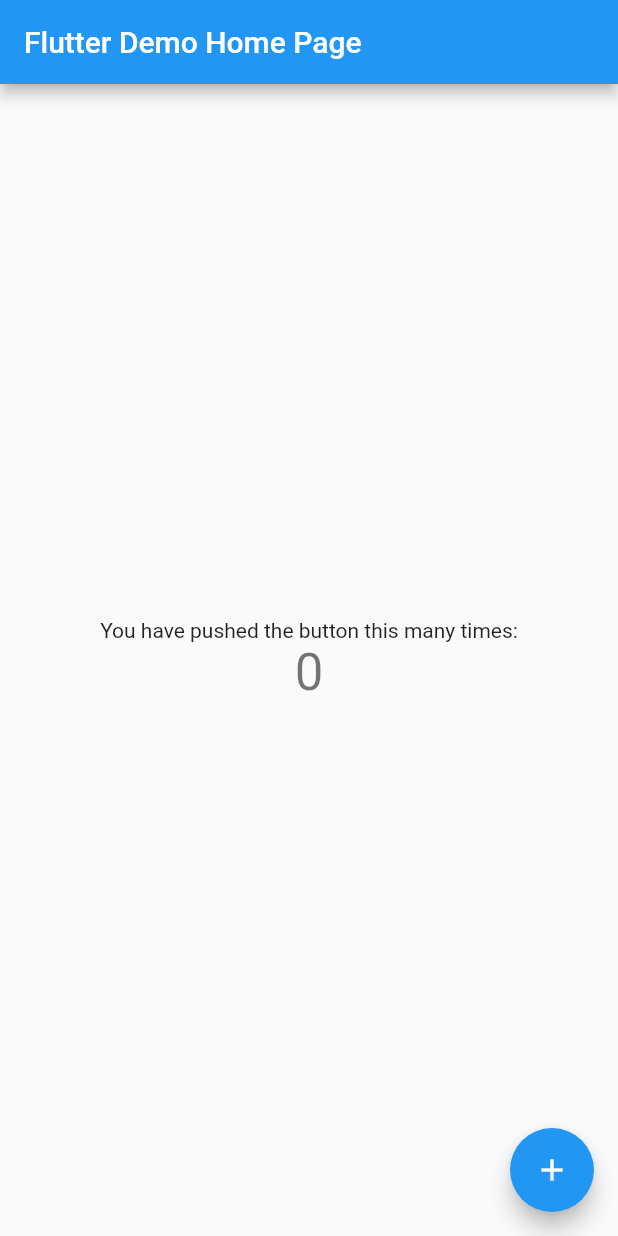
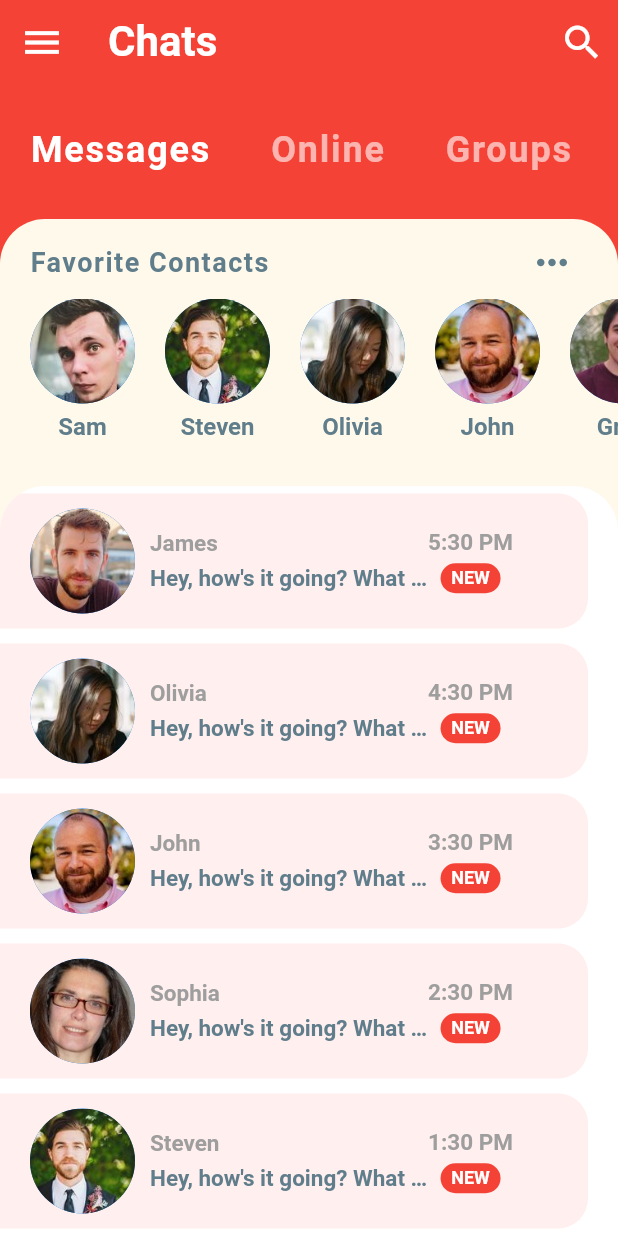
Before and after one commit to screaminbug/flutter_chat, a Flutter app: the screen it shows after launch, on a phone screen of 412 x 824 dp. Run offline on Flutter 3.47's test engine with Material 2 defaults, Android fonts, the phone set to English and light mode, and no system bars.

Commit message:
Create Home Screen

```diff
--- a/lib/main.dart
+++ b/lib/main.dart
@@ -1,4 +1,5 @@
 import 'package:flutter/material.dart';
+import 'package:flutter_chat/screen/home_screen.dart';
 
 void main() => runApp(MyApp());
 
@@ -7,105 +8,13 @@ class MyApp extends StatelessWidget {
   @override
   Widget build(BuildContext context) {
     return MaterialApp(
-      title: 'Flutter Demo',
+      debugShowCheckedModeBanner: false,
+      title: 'Flutter Chat',
       theme: ThemeData(
-        // This is the theme of your application.
-        //
-        // Try running your application with "flutter run". You'll see the
-        // application has a blue toolbar. Then, without quitting the app, try
-        // changing the primarySwatch below to Colors.green and then invoke
-        // "hot reload" (press "r" in the console where you ran "flutter run",
-        // or simply save your changes to "hot reload" in a Flutter IDE).
-        // Notice that the counter didn't reset back to zero; the application
-        // is not restarted.
-        primarySwatch: Colors.blue,
+        primaryColor: Colors.red,
+        accentColor: Color(0xFFFEF9EB),
       ),
-      home: MyHomePage(title: 'Flutter Demo Home Page'),
+      home: HomeScreen(),
     );
   }
 }
-
-class MyHomePage extends StatefulWidget {
-  MyHomePage({Key key, this.title}) : super(key: key);
-
-  // This widget is the home page of your application. It is stateful, meaning
-  // that it has a State object (defined below) that contains fields that affect
-  // how it looks.
-
-  // This class is the configuration for the state. It holds the values (in this
-  // case the title) provided by the parent (in this case the App widget) and
-  // used by the build method of the State. Fields in a Widget subclass are
-  // always marked "final".
-
-  final String title;
-
-  @override
-  _MyHomePageState createState() => _MyHomePageState();
-}
-
-class _MyHomePageState extends State<MyHomePage> {
-  int _counter = 0;
-
-  void _incrementCounter() {
-    setState(() {
-      // This call to setState tells the Flutter framework that something has
-      // changed in this State, which causes it to rerun the build method below
-      // so that the display can reflect the updated values. If we changed
-      // _counter without calling setState(), then the build method would not be
-      // called again, and so nothing would appear to happen.
-      _counter++;
-    });
-  }
-
-  @override
-  Widget build(BuildContext context) {
-    // This method is rerun every time setState is called, for instance as done
-    // by the _incrementCounter method above.
-    //
-    // The Flutter framework has been optimized to make rerunning build methods
-    // fast, so that you can just rebuild anything that needs updating rather
-    // than having to individually change instances of widgets.
-    return Scaffold(
-      appBar: AppBar(
-        // Here we take the value from the MyHomePage object that was created by
-        // the App.build method, and use it to set our appbar title.
-        title: Text(widget.title),
-      ),
-      body: Center(
-        // Center is a layout widget. It takes a single child and positions it
-        // in the middle of the parent.
-        child: Column(
-          // Column is also layout widget. It takes a list of children and
-          // arranges them vertically. By default, it sizes itself to fit its
-          // children horizontally, and tries to be as tall as its parent.
-          //
-          // Invoke "debug painting" (press "p" in the console, choose the
-          // "Toggle Debug Paint" action from the Flutter Inspector in Android
-          // Studio, or the "Toggle Debug Paint" command in Visual Studio Code)
-          // to see the wireframe for each widget.
-          //
-          // Column has various properties to control how it sizes itself and
-          // how it positions its children. Here we use mainAxisAlignment to
-          // center the children vertically; the main axis here is the vertical
-          // axis because Columns are vertical (the cross axis would be
-          // horizontal).
-          mainAxisAlignment: MainAxisAlignment.center,
-          children: <Widget>[
-            Text(
-              'You have pushed the button this many times:',
-            ),
-            Text(
-              '$_counter',
-              style: Theme.of(context).textTheme.display1,
-            ),
-          ],
-        ),
-      ),
-      floatingActionButton: FloatingActionButton(
-        onPressed: _incrementCounter,
-        tooltip: 'Increment',
-        child: Icon(Icons.add),
-      ), // This trailing comma makes auto-formatting nicer for build methods.
-    );
-  }
-}
--- a/lib/model/message_model.dart
+++ b/lib/model/message_model.dart
@@ -60,10 +60,10 @@ class Message {
   );
 
   // FAVORITE CONTACTS
-  List<User> favorites = [sam, steven, olivia, john, greg];
+  static final List<User> favorites = [sam, steven, olivia, john, greg];
 
   // EXAMPLE CHATS ON HOME SCREEN
-  List<Message> chats = [
+  static final List<Message> chats = [
     Message(
       sender: james,
       time: '5:30 PM',
@@ -123,7 +123,7 @@ class Message {
   ];
 
   // EXAMPLE MESSAGES IN CHAT SCREEN
-  List<Message> messageg = [
+  static final List<Message> messages = [
     Message(
       sender: james,
       time: '3:25 PM',
--- /dev/null
+++ b/lib/screen/home_screen.dart
@@ -0,0 +1,48 @@
+import 'package:flutter/material.dart';
+import 'package:flutter_chat/model/message_model.dart';
+import 'package:flutter_chat/widget/category_selector.dart';
+import 'package:flutter_chat/widget/favorite_contacts.dart';
+import 'package:flutter_chat/widget/recent_chats.dart';
+
+class HomeScreen extends StatefulWidget {
+  @override
+  _HomeScreenState createState() => _HomeScreenState();
+}
+
+class _HomeScreenState extends State<HomeScreen> {
+  @override
+  Widget build(BuildContext context) {
+    return Scaffold(
+        backgroundColor: Theme.of(context).primaryColor,
+        appBar: AppBar(
+          leading: IconButton(
+            icon: Icon(Icons.menu),
+            iconSize: 30.0,
+            color: Colors.white,
+            onPressed: () {},
+          ),
+          title: Text(
+            'Chats',
+            style: TextStyle(
+              fontSize: 28.0,
+              fontWeight: FontWeight.bold,
+            ),
+          ),
+          elevation: 0.0,
+          actions: <Widget>[
+            IconButton(
+              icon: Icon(Icons.search),
+              iconSize: 30.0,
+              color: Colors.white,
+              onPressed: () {},
+            )
+          ],
+        ),
+        body: Column(
+          children: <Widget>[
+            new CategorySelector(),
+            new RecentChats()
+          ],
+        ));
+  }
+}
--- /dev/null
+++ b/lib/widget/category_selector.dart
@@ -0,0 +1,45 @@
+import 'package:flutter/material.dart';
+
+class CategorySelector extends StatefulWidget {
+  @override
+  _CategorySelectorState createState() => _CategorySelectorState();
+}
+
+class _CategorySelectorState extends State<CategorySelector> {
+  int selectedIndex = 0;
+  final List<String> categories = ['Messages', 'Online', 'Groups', 'Requests'];
+
+  @override
+  Widget build(BuildContext context) {
+    return Container(
+      height: 90,
+      color: Theme.of(context).primaryColor,
+      child: ListView.builder(
+          scrollDirection: Axis.horizontal,
+          itemCount: categories.length,
+          itemBuilder: (BuildContext context, int index) {
+            return Padding(
+              padding: const EdgeInsets.symmetric(
+                horizontal: 20.0,
+                vertical: 30,
+              ),
+              child: GestureDetector(
+                onTap: () {
+                  setState(() {
+                    selectedIndex = index;
+                  });
+                },
+                child: Text(
+                  categories[index],
+                  style: TextStyle(
+                      color: index == selectedIndex ? Colors.white : Colors.white60,
+                      fontSize: 24.0,
+                      fontWeight: FontWeight.bold,
+                      letterSpacing: 1.2),
+                ),
+              ),
+            );
+          }),
+    );
+  }
+}
--- /dev/null
+++ b/lib/widget/favorite_contacts.dart
@@ -0,0 +1,71 @@
+import 'package:flutter/material.dart';
+import 'package:flutter_chat/model/message_model.dart';
+
+class FavoriteContacts extends StatelessWidget {
+  @override
+  Widget build(BuildContext context) {
+    return Padding(
+      padding: const EdgeInsets.symmetric(vertical: 5.0),
+      child: Column(
+        children: <Widget>[
+          Padding(
+            padding: const EdgeInsets.symmetric(horizontal: 20.0),
+            child: Row(
+              mainAxisAlignment: MainAxisAlignment.spaceBetween,
+              children: <Widget>[
+                Text(
+                  'Favorite Contacts',
+                  style: TextStyle(
+                      color: Colors.blueGrey,
+                      fontSize: 18.0,
+                      fontWeight: FontWeight.bold,
+                      letterSpacing: 1.0),
+                ),
+                IconButton(
+                  icon: Icon(
+                    Icons.more_horiz,
+                  ),
+                  iconSize: 30.0,
+                  color: Colors.blueGrey,
+                  onPressed: () {},
+                ),
+              ],
+            ),
+          ),
+          Container(
+            height: 120.0,
+            child: ListView.builder(
+                padding: EdgeInsets.only(left: 10.0),
+                scrollDirection: Axis.horizontal,
+                itemCount: Message.favorites.length,
+                itemBuilder: (BuildContext context, int index) {
+                  return Padding(
+                    padding: const EdgeInsets.symmetric(horizontal: 10.0),
+                    child: Column(
+                      children: <Widget>[
+                        CircleAvatar(
+                          radius: 35.0,
+                          backgroundImage:
+                              AssetImage(Message.favorites[index].imageUrl),
+                        ),
+                        SizedBox(
+                          height: 6.0,
+                        ),
+                        Text(
+                          Message.favorites[index].name,
+                          style: TextStyle(
+                            color: Colors.blueGrey,
+                            fontSize: 16.0,
+                            fontWeight: FontWeight.w600,
+                          ),
+                        ),
+                      ],
+                    ),
+                  );
+                }),
+          )
+        ],
+      ),
+    );
+  }
+}
--- /dev/null
+++ b/lib/widget/recent_chats.dart
@@ -0,0 +1,142 @@
+import 'package:flutter/material.dart';
+import 'package:flutter_chat/model/message_model.dart';
+
+import 'favorite_contacts.dart';
+
+class RecentChats extends StatelessWidget {
+  const RecentChats({
+    Key key,
+  }) : super(key: key);
+
+  @override
+  Widget build(BuildContext context) {
+    return Expanded(
+      child: Container(
+        decoration: BoxDecoration(
+          color: Theme.of(context).accentColor,
+          borderRadius: BorderRadius.only(
+            topLeft: Radius.circular(30.0),
+            topRight: Radius.circular(30.0),
+          ),
+        ),
+        child: Column(
+          children: <Widget>[
+            FavoriteContacts(),
+            Expanded(
+              child: Container(
+                decoration: BoxDecoration(
+                  color: Colors.white,
+                  borderRadius: BorderRadius.only(
+                    topLeft: Radius.circular(30.0),
+                    topRight: Radius.circular(30.0),
+                  ),
+                ),
+                child: ClipRRect(
+                  borderRadius: BorderRadius.only(
+                    topLeft: Radius.circular(30.0),
+                    topRight: Radius.circular(30.0),
+                  ),
+                  child: ListView.builder(
+                    itemCount: Message.chats.length,
+                    itemBuilder: (BuildContext context, int index) {
+                      final chat = Message.chats[index];
+                      return Container(
+                        margin: EdgeInsets.only(
+                          top: 5.0,
+                          bottom: 5.0,
+                          right: 20.0,
+                        ),
+                        padding: EdgeInsets.symmetric(
+                          horizontal: 20.0,
+                          vertical: 10.0,
+                        ),
+                        decoration: BoxDecoration(
+                          color: chat.unread ? Color(0xFFFFEFEE) : Colors.white,
+                          borderRadius: BorderRadius.only(
+                            topRight: Radius.circular(20.0),
+                            bottomRight: Radius.circular(20.0),
+                          ),
+                        ),
+                        child: Row(
+                          children: <Widget>[
+                            Row(
+                              children: <Widget>[
+                                CircleAvatar(
+                                  radius: 35.0,
+                                  backgroundImage:
+                                      AssetImage(chat.sender.imageUrl),
+                                ),
+                                SizedBox(width: 10.0),
+                                Column(
+                                  crossAxisAlignment: CrossAxisAlignment.start,
+                                  children: <Widget>[
+                                    Text(
+                                      chat.sender.name,
+                                      style: TextStyle(
+                                          color: Colors.grey,
+                                          fontSize: 15.0,
+                                          fontWeight: FontWeight.bold),
+                                    ),
+                                    SizedBox(height: 5.0),
+                                    Container(
+                                      width: MediaQuery.of(context).size.width *
+                                          0.45,
+                                      child: Text(
+                                        chat.text,
+                                        style: TextStyle(
+                                          color: Colors.blueGrey,
+                                          fontSize: 15.0,
+                                          fontWeight: FontWeight.w600,
+                                        ),
+                                        overflow: TextOverflow.ellipsis,
+                                      ),
+                                    ),
+                                  ],
+                                )
+                              ],
+                            ),
+                            Column(
+                              children: <Widget>[
+                                Text(
+                                  chat.time,
+                                  style: TextStyle(
+                                      color: Colors.grey,
+                                      fontSize: 15.0,
+                                      fontWeight: FontWeight.bold),
+                                ),
+                                SizedBox(height: 5.0),
+                                chat.unread
+                                    ? Container(
+                                        width: 40.0,
+                                        height: 20.0,
+                                        decoration: BoxDecoration(
+                                          color: Theme.of(context).primaryColor,
+                                          borderRadius:
+                                              BorderRadius.circular(30.0),
+                                        ),
+                                        alignment: Alignment.center,
+                                        child: Text(
+                                          'NEW',
+                                          style: TextStyle(
+                                              color: Colors.white,
+                                              fontSize: 12.0,
+                                              fontWeight: FontWeight.bold),
+                                        ),
+                                      )
+                                    : Text(''),
+                              ],
+                            )
+                          ],
+                        ),
+                      );
+                    },
+                  ),
+                ),
+              ),
+            ),
+          ],
+        ),
+      ),
+    );
+  }
+}
```
